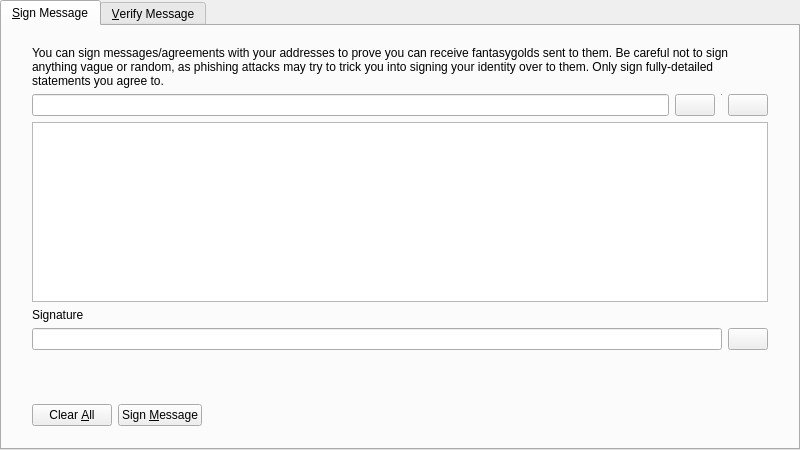
First picture: the form in src/qt/forms/signverifymessagedialog.ui, repository FantasyGold/FantasyGold-Core, before the edit.
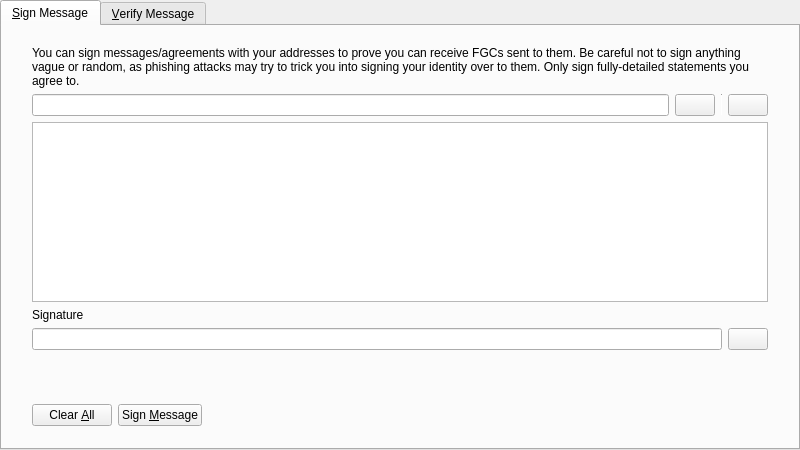
Second picture: the form after the edit. Icons and pictures are not drawn. Custom widgets are drawn as their Qt base class.

```diff
--- a/src/qt/forms/signverifymessagedialog.ui
+++ b/src/qt/forms/signverifymessagedialog.ui
@@ -68,7 +68,7 @@
          <item>
           <widget class="QLabel" name="infoLabel_SM">
            <property name="text">
-            <string>You can sign messages/agreements with your addresses to prove you can receive fantasygolds sent to them. Be careful not to sign anything vague or random, as phishing attacks may try to trick you into signing your identity over to them. Only sign fully-detailed statements you agree to.</string>
+            <string>You can sign messages/agreements with your addresses to prove you can receive FGCs sent to them. Be careful not to sign anything vague or random, as phishing attacks may try to trick you into signing your identity over to them. Only sign fully-detailed statements you agree to.</string>
            </property>
            <property name="textFormat">
             <enum>Qt::PlainText</enum>
```
